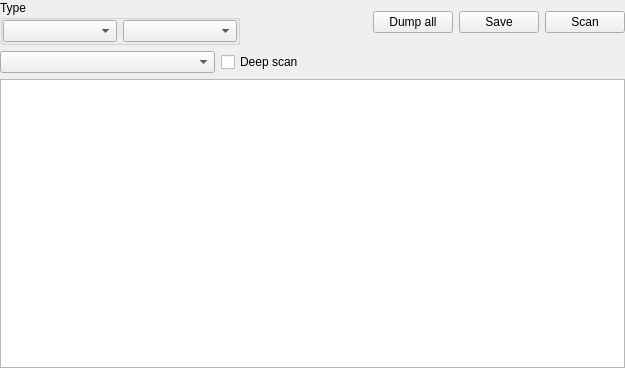
Old version of the form xextractorwidget.ui in the repository horsicq/XExtractorWidget.
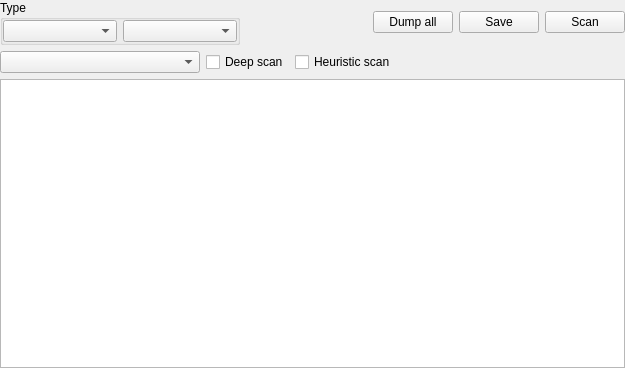
New version of the form. Custom widgets are drawn as their Qt base class.

Diff of the .ui file:
```diff
--- a/xextractorwidget.ui
+++ b/xextractorwidget.ui
@@ -122,6 +122,13 @@
        </property>
       </widget>
      </item>
+     <item>
+      <widget class="QCheckBox" name="checkBoxHeuristicScan">
+       <property name="text">
+        <string>Heuristic scan</string>
+       </property>
+      </widget>
+     </item>
      <item>
       <widget class="QLabel" name="labelSize">
        <property name="minimumSize">
```
